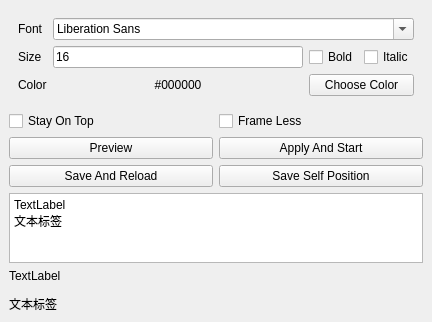
This is src/settingwindow.ui in SmileYik/lyric-for-musicfox as Qt 5 draws it before an edit. The edited form follows.
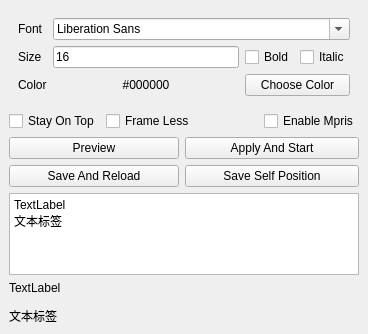
This is the edited form.

Commit message: 设定中添加Mpris选项

Patch:
```diff
--- a/src/settingwindow.ui
+++ b/src/settingwindow.ui
@@ -6,8 +6,8 @@
    <rect>
     <x>0</x>
     <y>0</y>
-    <width>432</width>
-    <height>312</height>
+    <width>368</width>
+    <height>334</height>
    </rect>
   </property>
   <property name="windowTitle">
@@ -15,7 +15,7 @@
   </property>
   <widget class="QWidget" name="centralwidget">
    <layout class="QGridLayout" name="gridLayout_2">
-    <item row="0" column="0" colspan="2">
+    <item row="0" column="0" colspan="4">
      <widget class="QWidget" name="widget_3" native="true">
       <layout class="QGridLayout" name="gridLayout">
        <item row="0" column="0">
@@ -93,7 +93,7 @@
       </property>
      </widget>
     </item>
-    <item row="1" column="1">
+    <item row="1" column="1" colspan="2">
      <widget class="QCheckBox" name="checkBoxFrameLess">
       <property name="toolTip">
        <string>设定窗口是否拥有边框，仅发送信号至正在运行中的歌词窗口，不保存配置信息到本地中</string>
@@ -103,7 +103,17 @@
       </property>
      </widget>
     </item>
-    <item row="2" column="0">
+    <item row="1" column="3">
+     <widget class="QCheckBox" name="checkBoxEnableMpris">
+      <property name="toolTip">
+       <string>启用 Mpris 支持并启用新的歌词控制模式, 启用该项及禁用该项需要重新启动程序</string>
+      </property>
+      <property name="text">
+       <string>Enable Mpris</string>
+      </property>
+     </widget>
+    </item>
+    <item row="2" column="0" colspan="2">
      <widget class="QPushButton" name="pushButtonPreview">
       <property name="toolTip">
        <string>在下方的文本标签内预览字体变化</string>
@@ -113,7 +123,7 @@
       </property>
      </widget>
     </item>
-    <item row="2" column="1">
+    <item row="2" column="2" colspan="2">
      <widget class="QPushButton" name="pushButtonApply">
       <property name="toolTip">
        <string>应用配置至配置文件并且启动歌词窗口</string>
@@ -123,7 +133,7 @@
       </property>
      </widget>
     </item>
-    <item row="3" column="0">
+    <item row="3" column="0" colspan="2">
      <widget class="QPushButton" name="pushButtonReload">
       <property name="toolTip">
        <string>保存配置文件，发送重载信号至正在运行中的歌词窗口中</string>
@@ -133,7 +143,7 @@
       </property>
      </widget>
     </item>
-    <item row="3" column="1">
+    <item row="3" column="2" colspan="2">
      <widget class="QPushButton" name="pushButtonSaveSelf">
       <property name="toolTip">
        <string>发送保存位置信息信号至正在运行中的歌词窗口中</string>
@@ -143,7 +153,7 @@
       </property>
      </widget>
     </item>
-    <item row="4" column="0" colspan="2">
+    <item row="4" column="0" colspan="4">
      <widget class="QPlainTextEdit" name="plainTextEditPreviewText">
       <property name="plainText">
        <string>TextLabel
@@ -151,7 +161,7 @@
       </property>
      </widget>
     </item>
-    <item row="5" column="0" colspan="2">
+    <item row="5" column="0">
      <widget class="QLabel" name="labelPreview">
       <property name="text">
        <string>&lt;html&gt;&lt;head/&gt;&lt;body&gt;&lt;p&gt;TextLabel&lt;/p&gt;&lt;p&gt;文本标签&lt;/p&gt;&lt;/body&gt;&lt;/html&gt;</string>
```
The commit also changes 5 other files.
